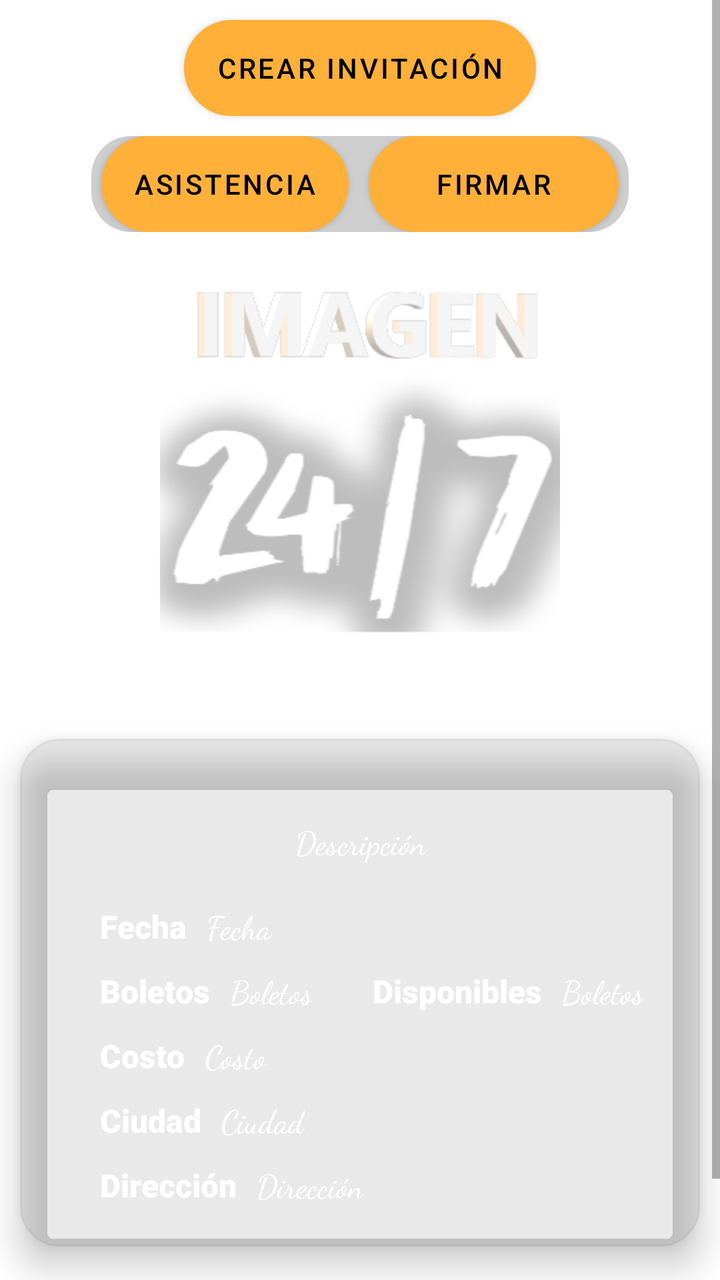
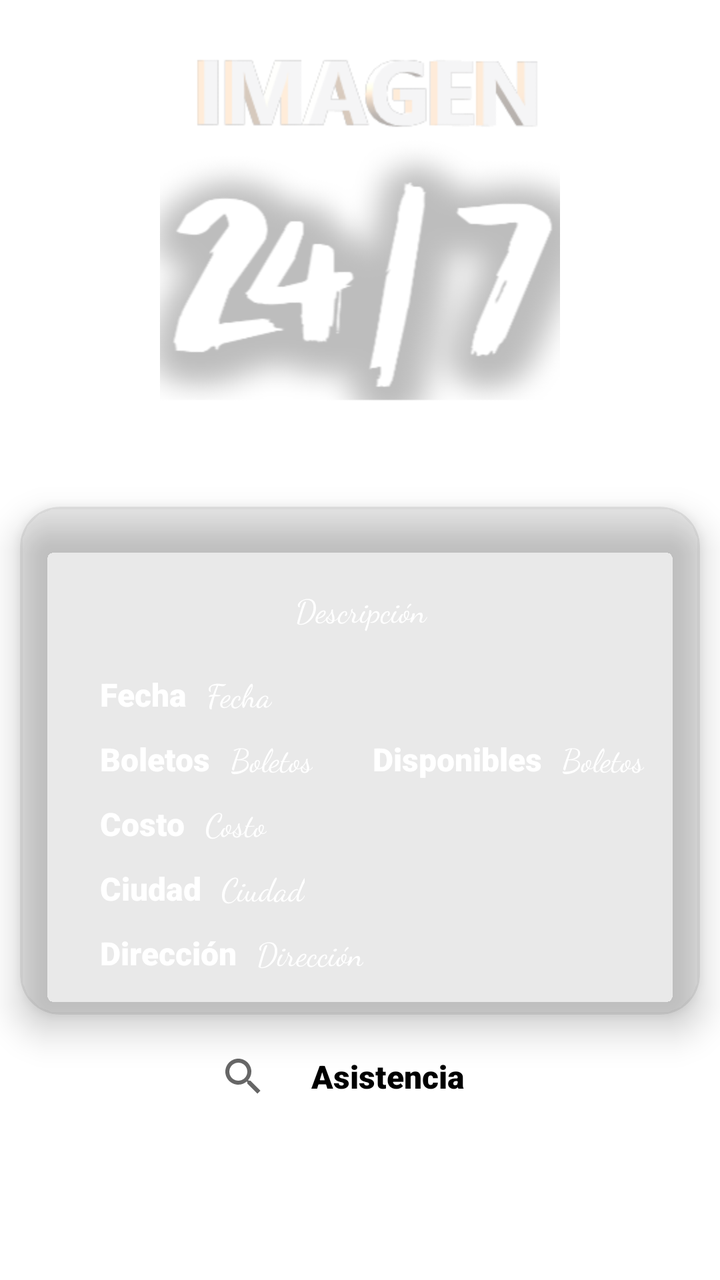

An Android layout rendered at two revisions. The XML below is the earlier revision; the diff shows what the commit changed to produce the second picture.
<!-- AndroidManifest.xml: application theme Theme.Eventos -->
<!-- res/layout/fragment_detalle_evento.xml -->
<?xml version="1.0" encoding="utf-8"?>
<ScrollView xmlns:android="http://schemas.android.com/apk/res/android"
    xmlns:tools="http://schemas.android.com/tools"
    android:layout_width="match_parent"
    android:layout_height="match_parent"
    xmlns:app="http://schemas.android.com/apk/res-auto"
    tools:context=".DetalleEvento">

    <LinearLayout
        android:layout_width="match_parent"
        android:layout_height="wrap_content"
        android:orientation="vertical">

        <Button
            android:id="@+id/button_crearInvitacion"
            android:layout_width="wrap_content"
            android:layout_height="wrap_content"
            android:layout_gravity="center"
            android:layout_margin="10dp"
            android:background="@drawable/boton"
            android:gravity="center"
            android:text="@string/CrearInvitacion"
            android:textColor="@color/black"
            android:theme="@style/Botones" />

    <LinearLayout
        android:layout_width="wrap_content"
        android:layout_height="wrap_content"
        android:layout_gravity="center"
        android:background="@drawable/cardview_evento"
        app:cardCornerRadius="10dp">

        <Button
            android:id="@+id/bottom_asistencia"
            android:layout_width="wrap_content"
            android:layout_height="wrap_content"
            android:layout_weight="1"
            android:layout_gravity="center"
            android:layout_marginLeft="5dp"
            android:layout_marginRight="5dp"
            android:background="@drawable/boton"
            android:gravity="center"
            android:text="@string/Asistencia"
            android:textColor="@color/black"
            android:theme="@style/Botones" />

        <Button
            android:id="@+id/button_firmar"
            android:layout_width="125dp"
            android:layout_height="match_parent"
            android:layout_gravity="center"
            android:layout_marginLeft="5dp"
            android:layout_marginRight="5dp"
            android:background="@drawable/boton"
            android:gravity="center"
            android:text="@string/Firmar"
            android:textColor="@color/black"
            android:theme="@style/Botones" />


    </LinearLayout>

    <ImageView
        android:id="@+id/imageView_imagen_evento"
        android:layout_width="300dp"
        android:layout_height="200dp"
        android:layout_weight="1"
        android:layout_margin="10dp"
        android:layout_gravity="center"
        android:src="@drawable/seleccion_imagen" />

        <TextView
            android:id="@+id/textView_nombre_evento"
            android:layout_width="match_parent"
            android:layout_height="wrap_content"
            android:theme="@style/texto_titulo"
            android:text="@string/Evento" />


        <androidx.cardview.widget.CardView
            android:layout_width="match_parent"
            android:layout_height="wrap_content"
            android:layout_marginRight="10dp"
            android:layout_marginLeft="10dp"
            android:layout_marginTop="1dp"
            app:cardBackgroundColor="@color/fondo_cardView"
            app:cardCornerRadius="20dp"
            app:cardElevation="10sp">

            <LinearLayout
                android:layout_width="match_parent"
                android:layout_height="wrap_content"
                android:layout_margin="20dp"
                android:orientation="vertical">
                <TextView
                    android:id="@+id/textView_descripcion"
                    android:layout_margin="20dp"
                    android:layout_width="match_parent"
                    android:layout_height="wrap_content"
                    android:theme="@style/texto_cursiva"
                    android:layout_gravity="center"
                    android:gravity="center"
                    android:text="@string/descripcion"></TextView>

                <LinearLayout
                    android:layout_width="wrap_content"
                    android:layout_height="wrap_content"
                    android:layout_marginStart="20dp"
                    android:orientation="horizontal">

                    <TextView
                        android:layout_width="wrap_content"
                        android:layout_height="wrap_content"
                        android:theme="@style/texto_sub_titulo"
                        android:text="@string/Fecha" />

                    <TextView
                        android:id="@+id/textView_fecha"
                        android:layout_width="wrap_content"
                        android:layout_height="wrap_content"
                        android:theme="@style/texto_cursiva"
                        android:layout_marginStart="10dp"
                        android:text="@string/Fecha" />
                </LinearLayout>

                <LinearLayout
                    android:layout_width="wrap_content"
                    android:layout_height="wrap_content"
                    android:layout_marginTop="10dp"
                    android:layout_marginStart="20dp"
                    android:orientation="horizontal">

                    <TextView
                        android:layout_width="wrap_content"
                        android:layout_height="wrap_content"
                        android:theme="@style/texto_sub_titulo"
                        android:text="@string/Boletos" />

                    <TextView
                        android:id="@+id/textView_boletos"
                        android:layout_width="wrap_content"
                        android:layout_height="wrap_content"
                        android:theme="@style/texto_cursiva"
                        android:layout_marginStart="10dp"
                        android:text="@string/Boletos" />

                    <TextView
                        android:layout_width="wrap_content"
                        android:layout_height="wrap_content"
                        android:layout_marginStart="30dp"
                        android:theme="@style/texto_sub_titulo"
                        android:text="@string/Disponibles" />

                    <TextView
                        android:id="@+id/textView_disponibles"
                        android:layout_width="wrap_content"
                        android:layout_height="wrap_content"
                        android:theme="@style/texto_cursiva"
                        android:layout_marginStart="10dp"
                        android:text="@string/Boletos" />
                </LinearLayout>

                <LinearLayout
                    android:layout_width="wrap_content"
                    android:layout_height="wrap_content"
                    android:layout_marginTop="10dp"
                    android:layout_marginStart="20dp"
                    android:orientation="horizontal">

                    <TextView
                        android:layout_width="wrap_content"
                        android:layout_height="wrap_content"
                        android:theme="@style/texto_sub_titulo"
                        android:text="@string/Costo" />

                    <TextView
                        android:id="@+id/textView_costo"
                        android:layout_width="wrap_content"
                        android:layout_height="wrap_content"
                        android:theme="@style/texto_cursiva"
                        android:layout_marginStart="10dp"
                        android:text="@string/Costo" />
                </LinearLayout>
                <LinearLayout
                    android:layout_width="wrap_content"
                    android:layout_height="wrap_content"
                    android:layout_marginTop="10dp"
                    android:layout_marginStart="20dp"
                    android:orientation="horizontal">

                    <TextView
                        android:layout_width="wrap_content"
                        android:layout_height="wrap_content"
                        android:theme="@style/texto_sub_titulo"
                        android:text="@string/Ciudad" />

                    <TextView
                        android:id="@+id/textView_ciudad"
                        android:layout_width="wrap_content"
                        android:layout_height="wrap_content"
                        android:layout_marginStart="10dp"
                        android:theme="@style/texto_cursiva"
                        android:text="@string/Ciudad" />
                </LinearLayout>
                <LinearLayout
                    android:layout_width="wrap_content"
                    android:layout_height="wrap_content"
                    android:orientation="horizontal"
                    android:layout_marginTop="10dp"
                    android:layout_marginStart="20dp">

                    <TextView
                        android:layout_width="wrap_content"
                        android:layout_height="wrap_content"
                        android:theme="@style/texto_sub_titulo"
                        android:text="@string/Direccion" />

                    <TextView
                        android:id="@+id/textView_direccion"
                        android:layout_width="wrap_content"
                        android:layout_height="wrap_content"
                        android:layout_marginStart="10dp"
                        android:theme="@style/texto_cursiva"
                        android:text="@string/Direccion" />
                </LinearLayout>
            </LinearLayout>

        </androidx.cardview.widget.CardView>



            <SearchView
                android:id="@+id/search_invitados"
                android:layout_width="wrap_content"
                android:layout_height="wrap_content"
                android:layout_gravity="center"
                android:layout_marginTop="10dp"
                android:background="@color/whitetrasparente"
                android:orientation="horizontal">

                <TextView
                    android:layout_width="match_parent"
                    android:layout_height="wrap_content"
                    android:gravity="center"
                    android:layout_margin="10dp"
                    android:text="@string/Asistencia"
                    android:textColor="@color/black"
                    android:theme="@style/texto_sub_titulo" />
                <TextView
                    android:id="@+id/textView_cuenta"
                    android:layout_width="match_parent"
                    android:layout_height="wrap_content"
                    android:layout_margin="10dp"
                    android:layout_gravity="center"
                    android:gravity="center_vertical"
                    android:textColor="@color/black"
                    android:theme="@style/texto_sub_titulo"
                    />
            </SearchView>





        <androidx.recyclerview.widget.RecyclerView
            android:id="@+id/recyclerView_asistencia"
            android:layout_width="match_parent"
            android:layout_height="match_parent"
            android:layout_margin="10dp" />
    </LinearLayout>



</ScrollView>
<!-- resources referenced by this layout -->
<resources>
  <color name="black">#FF000000</color>
  <color name="fondo_cardView">#1E4A4947</color>
  <color name="whitetrasparente">#C4FFFFFF</color>
  <!-- drawable boton (drawable) -->
  <?xml version="1.0" encoding="utf-8"?>
  <selector xmlns:android="http://schemas.android.com/apk/res/android" >
      <item >
          <shape android:shape="rectangle"  >
              <corners android:radius="100dip" />
              <stroke android:width="10dip" android:color="@color/black" />
              <solid android:color="@color/amarillo" />
          </shape>
      </item>
  </selector>
  <!-- drawable cardview_evento (drawable) -->
  <?xml version="1.0" encoding="utf-8"?>
  <shape xmlns:android="http://schemas.android.com/apk/res/android">
      <corners android:radius="20dp"/>
      <solid android:color="@color/gris" />
  </shape>
  <!-- drawable seleccion_imagen: png bitmap (drawable, 34875 bytes) -->
  <string name="Asistencia">Asistencia</string>
  <string name="Boletos">Boletos</string>
  <string name="Ciudad">Ciudad</string>
  <string name="Costo">Costo</string>
  <string name="CrearInvitacion">Crear invitación</string>
  <string name="Direccion">Dirección</string>
  <string name="Disponibles">Disponibles</string>
  <string name="Evento">Evento</string>
  <string name="Fecha">Fecha</string>
  <string name="Firmar">Firmar</string>
  <string name="descripcion">Descripción</string>
  <style name="Botones" parent="Theme.AppCompat.Light.NoActionBar">
      <item name="android:background">@drawable/boton</item>
          <item name="android:textSize">14sp</item>
          <item name="colorPrimaryVariant">@color/black</item>
          <item name="colorPrimary">@color/amarillo</item>
      </style>
  <style name="texto_cursiva" parent="Theme.Eventos">
          <item name="android:textSize">16sp</item>
          <item name="android:textColor">@color/white</item>
          <item name="android:layout_margin">5sp</item>
          <item name="fontFamily">cursive</item>
      </style>
  <style name="texto_sub_titulo" parent="Theme.Eventos">
          <item name="android:textSize">16sp</item>
          <item name="android:textColor">@color/white</item>
          <item name="android:textStyle">bold</item>
          <item name="android:layout_margin">5sp</item>
          <item name="fontFamily">sans-serif-black</item>
      </style>
  <style name="texto_titulo" parent="Theme.Eventos">
          <item name="android:textSize">24sp</item>
          <item name="android:textColor">@color/white</item>
          <item name="android:textStyle">bold</item>
          <item name="android:gravity">center</item>
          <item name="fontFamily">sans-serif-black</item>
      </style>
  <style name="Theme.Eventos" parent="Theme.MaterialComponents.DayNight.DarkActionBar">
          
          <item name="colorPrimary">@color/amarilloFondo</item>
          <item name="colorPrimaryVariant">@color/amarillo</item>
          <item name="colorOnPrimary">@color/white</item>
          
          <item name="colorSecondary">@color/teal_200</item>
          <item name="colorSecondaryVariant">@color/teal_700</item>
          <item name="colorOnSecondary">@color/black</item>
          
  
          <item name="android:statusBarColor" tools:targetApi="l">?attr/colorPrimaryVariant</item>
  
          
          
          <item name="windowActionBar">false</item>
          <item name="windowNoTitle">true</item>
      </style>
  <color name="amarillo">#FFB039</color>
  <color name="gris">#63818181</color>
  <color name="white">#FFFFFFFF</color>
  <color name="amarilloFondo">#885A28</color>
  <color name="teal_200">#DF885A28</color>
  <color name="teal_700">#DF885A28</color>
</resources>

<!-- the commit's change to res/layout/fragment_detalle_evento.xml (unified diff, before → after) -->
@@ -11,56 +11,66 @@
         android:layout_height="wrap_content"
         android:orientation="vertical">
 
-        <Button
-            android:id="@+id/button_crearInvitacion"
-            android:layout_width="wrap_content"
-            android:layout_height="wrap_content"
-            android:layout_gravity="center"
-            android:layout_margin="10dp"
-            android:background="@drawable/boton"
-            android:gravity="center"
-            android:text="@string/CrearInvitacion"
-            android:textColor="@color/black"
-            android:theme="@style/Botones" />
-
-    <LinearLayout
-        android:layout_width="wrap_content"
-        android:layout_height="wrap_content"
-        android:layout_gravity="center"
-        android:background="@drawable/cardview_evento"
-        app:cardCornerRadius="10dp">
-
-        <Button
-            android:id="@+id/bottom_asistencia"
-            android:layout_width="wrap_content"
-            android:layout_height="wrap_content"
-            android:layout_weight="1"
-            android:layout_gravity="center"
-            android:layout_marginLeft="5dp"
-            android:layout_marginRight="5dp"
-            android:background="@drawable/boton"
-            android:gravity="center"
-            android:text="@string/Asistencia"
-            android:textColor="@color/black"
-            android:theme="@style/Botones" />
-
-        <Button
-            android:id="@+id/button_firmar"
-            android:layout_width="125dp"
+        <LinearLayout
+            android:id="@+id/linearLayout_botones_todos"
+            android:layout_width="match_parent"
             android:layout_height="match_parent"
-            android:layout_gravity="center"
-            android:layout_marginLeft="5dp"
-            android:layout_marginRight="5dp"
-            android:background="@drawable/boton"
-            android:gravity="center"
-            android:text="@string/Firmar"
-            android:textColor="@color/black"
-            android:theme="@style/Botones" />
-
-
-    </LinearLayout>
-
-    <ImageView
+            android:visibility="gone"
+            android:orientation="vertical">
+
+            <Button
+                android:id="@+id/button_crearInvitacion"
+                android:layout_width="wrap_content"
+                android:layout_height="wrap_content"
+                android:layout_gravity="center"
+                android:layout_margin="10dp"
+                android:background="@drawable/boton"
+                android:gravity="center"
+                android:text="@string/CrearInvitacion"
+                android:textColor="@color/black"
+                android:theme="@style/Botones" />
+
+            <LinearLayout
+                android:id="@+id/linearLayout_botones_administradores_auditores"
+                android:layout_width="wrap_content"
+                android:layout_height="wrap_content"
+                android:visibility="gone"
+                android:layout_gravity="center"
+                android:background="@drawable/cardview_evento"
+                app:cardCornerRadius="10dp">
+
+                <Button
+                    android:id="@+id/bottom_asistencia"
+                    android:layout_width="wrap_content"
+                    android:layout_height="wrap_content"
+                    android:layout_gravity="center"
+                    android:layout_marginLeft="5dp"
+                    android:layout_marginRight="5dp"
+                    android:layout_weight="1"
+                    android:background="@drawable/boton"
+                    android:gravity="center"
+                    android:text="@string/Asistencia"
+                    android:textColor="@color/black"
+                    android:theme="@style/Botones" />
+
+                <Button
+                    android:id="@+id/button_firmar"
+                    android:layout_width="125dp"
+                    android:layout_height="match_parent"
+                    android:layout_gravity="center"
+                    android:layout_marginLeft="5dp"
+                    android:layout_marginRight="5dp"
+                    android:background="@drawable/boton"
+                    android:gravity="center"
+                    android:text="@string/Firmar"
+                    android:textColor="@color/black"
+                    android:theme="@style/Botones" />
+
+
+            </LinearLayout>
+        </LinearLayout>
+
+        <ImageView
         android:id="@+id/imageView_imagen_evento"
         android:layout_width="300dp"
         android:layout_height="200dp"
